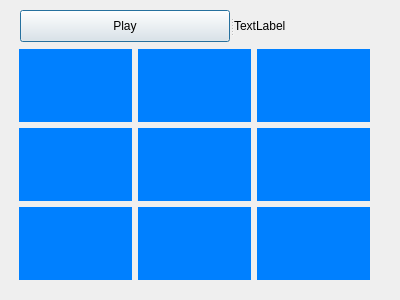
First picture: the form in tictactoev/gamehistory.ui, repository Jolinejo/Advanced-Tic-Tac-Toe, before the edit.
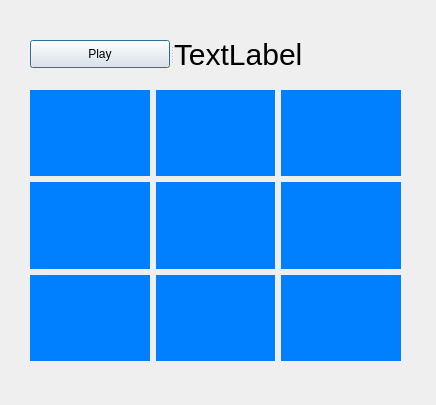
Second picture: the form after the edit.

Patch:
```diff
--- a/tictactoev/gamehistory.ui
+++ b/tictactoev/gamehistory.ui
@@ -6,20 +6,23 @@
    <rect>
     <x>0</x>
     <y>0</y>
-    <width>400</width>
-    <height>300</height>
+    <width>436</width>
+    <height>405</height>
    </rect>
   </property>
   <property name="windowTitle">
    <string>Dialog</string>
   </property>
+  <property name="styleSheet">
+   <string notr="true">QLabel { font-size: 30px; }</string>
+  </property>
   <widget class="QWidget" name="gridLayoutWidget">
    <property name="geometry">
     <rect>
-     <x>19</x>
-     <y>49</y>
-     <width>351</width>
-     <height>231</height>
+     <x>30</x>
+     <y>90</y>
+     <width>371</width>
+     <height>271</height>
     </rect>
    </property>
    <layout class="QGridLayout" name="gridOfMoves">
@@ -118,16 +121,20 @@
   <widget class="QSplitter" name="splitter">
    <property name="geometry">
     <rect>
-     <x>20</x>
-     <y>10</y>
-     <width>351</width>
-     <height>32</height>
+     <x>30</x>
+     <y>40</y>
+     <width>371</width>
+     <height>28</height>
     </rect>
    </property>
    <property name="orientation">
     <enum>Qt::Horizontal</enum>
    </property>
    <widget class="QPushButton" name="pushButton_play">
+    <property name="styleSheet">
+     <string notr="true">font: 700 7pt &quot;Segoe UI&quot;;
+</string>
+    </property>
     <property name="text">
      <string>Play</string>
     </property>
```
